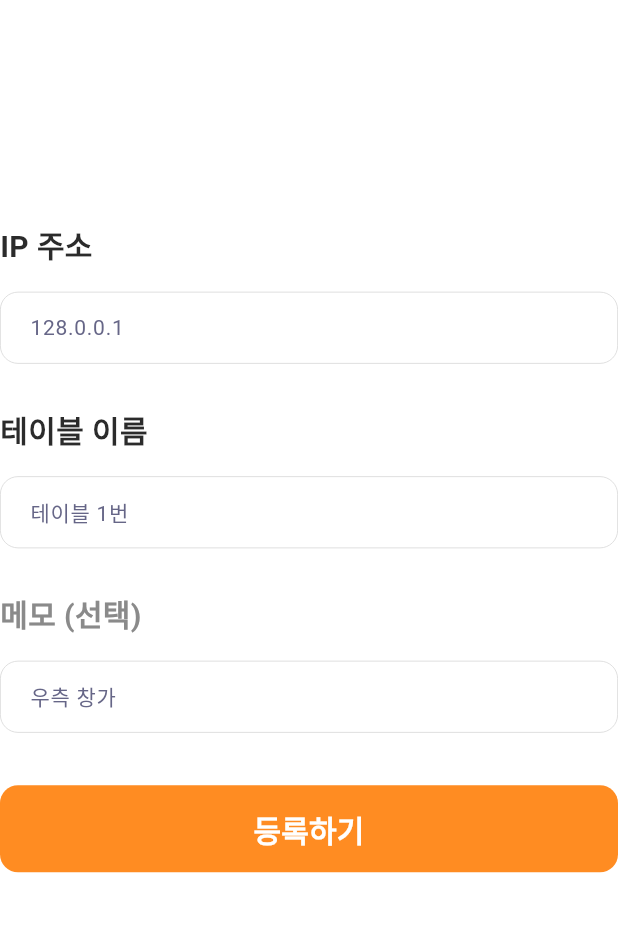
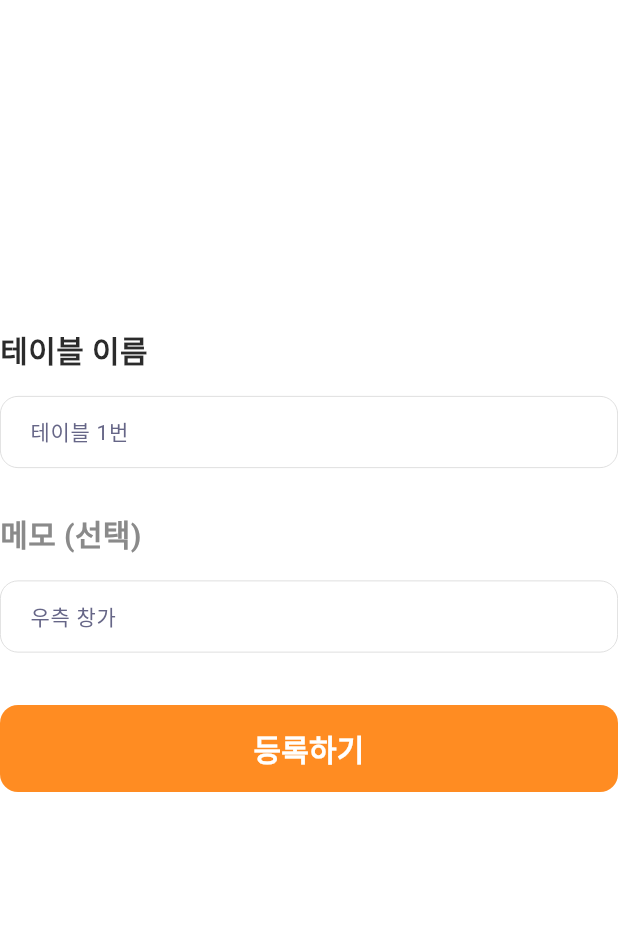
Before and after one commit to jihun-bang/check-order, a Flutter app: the TableRegistrationPage screen opened by its route, on a phone screen of 412 x 824 dp, the part 123-1055 px from its top. Run offline on Flutter 3.47's test engine with Material 3 defaults, Android fonts, the phone set to English and light mode, and no system bars; our stand-ins replace cached_network_image, cloud_firestore, copy_with_extension, dartz, dio, firebase_core and 12 more; missing offline and left inert: cloud_firestore_odm; accounts and stored records are empty; generated files the repository leaves out were written again; Roboto replaces fonts that are missing (Pretendard); project files that could hold a hidden picture were left out.

Commit message:
fix: 테이블 정보에 ip 제거

```diff
--- a/lib/features/registration/data/models/table_info_model.dart
+++ b/lib/features/registration/data/models/table_info_model.dart
@@ -6,17 +6,15 @@ part 'table_info_model.g.dart';
 @CopyWith()
 @JsonSerializable(fieldRename: FieldRename.snake)
 class TableInfoModel {
-  final String ipAddress;
   final String tableName;
   final String description;
 
   TableInfoModel({
-    this.ipAddress = '',
     this.tableName = '',
     this.description = '',
   });
 
-  bool get isValid => ipAddress.isNotEmpty && tableName.isNotEmpty;
+  bool get isValid => tableName.isNotEmpty;
 
   factory TableInfoModel.fromJson(Map<String, dynamic> json) =>
       _$TableInfoModelFromJson(json);
--- a/lib/features/registration/presentation/pages/table_registration_page.dart
+++ b/lib/features/registration/presentation/pages/table_registration_page.dart
@@ -50,7 +50,6 @@ class _TableRegistrationPageState extends State<TableRegistrationPage> {
           child: Column(
             mainAxisAlignment: MainAxisAlignment.center,
             children: [
-              _ip,
               Padding(
                 padding: const EdgeInsets.symmetric(vertical: 16),
                 child: _tableName,
@@ -75,16 +74,6 @@ class _TableRegistrationPageState extends State<TableRegistrationPage> {
           const PageInfoLabel(label: '테이블 등록'),
         ],
       ),
-    );
-  }
-
-  Widget get _ip {
-    return AppTextField(
-      label: 'IP 주소',
-      hintText: '128.0.0.1',
-      onChanged: (value) {
-        _auth.update(_auth.tableInfo.copyWith(ipAddress: value));
-      },
     );
   }
 
```
Also changed, not shown: lib/features/registration/presentation/pages/table_admin_page.dart (+0 -12 lines), lib/features/registration/data/models/table_info_model.g.dart.
